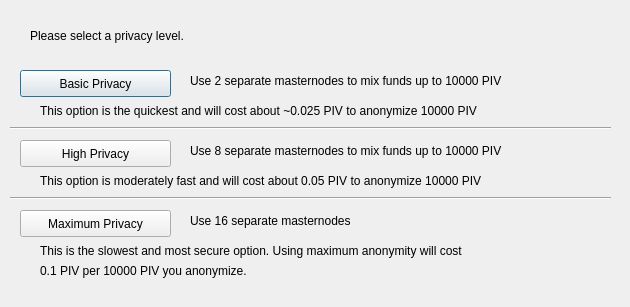
Before: the Qt Designer form src/qt/forms/obfuscationconfig.ui in electracoin-ECA/electra-archive, drawn with Qt 5.
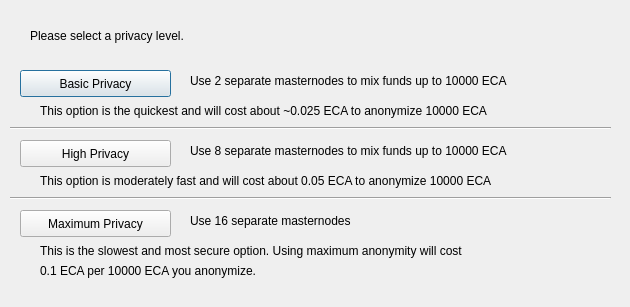
After: the same form once the commit is applied.

Patch:
```diff
--- a/src/qt/forms/obfuscationconfig.ui
+++ b/src/qt/forms/obfuscationconfig.ui
@@ -75,7 +75,7 @@
     </rect>
    </property>
    <property name="text">
-    <string>Use 2 separate masternodes to mix funds up to 10000 PIV</string>
+    <string>Use 2 separate masternodes to mix funds up to 10000 ECA</string>
    </property>
   </widget>
   <widget class="QLabel" name="label_3">
@@ -88,7 +88,7 @@
     </rect>
    </property>
    <property name="text">
-    <string>Use 8 separate masternodes to mix funds up to 10000 PIV</string>
+    <string>Use 8 separate masternodes to mix funds up to 10000 ECA</string>
    </property>
   </widget>
   <widget class="QLabel" name="label_4">
@@ -114,7 +114,7 @@
     </rect>
    </property>
    <property name="text">
-    <string>This option is the quickest and will cost about ~0.025 PIV to anonymize 10000 PIV</string>
+    <string>This option is the quickest and will cost about ~0.025 ECA to anonymize 10000 ECA</string>
    </property>
   </widget>
   <widget class="QLabel" name="label_7">
@@ -127,7 +127,7 @@
     </rect>
    </property>
    <property name="text">
-    <string>This option is moderately fast and will cost about 0.05 PIV to anonymize 10000 PIV</string>
+    <string>This option is moderately fast and will cost about 0.05 ECA to anonymize 10000 ECA</string>
    </property>
   </widget>
   <widget class="QLabel" name="label_8">
@@ -153,7 +153,7 @@
     </rect>
    </property>
    <property name="text">
-    <string>0.1 PIV per 10000 PIV you anonymize.</string>
+    <string>0.1 ECA per 10000 ECA you anonymize.</string>
    </property>
   </widget>
   <widget class="Line" name="line">
```
